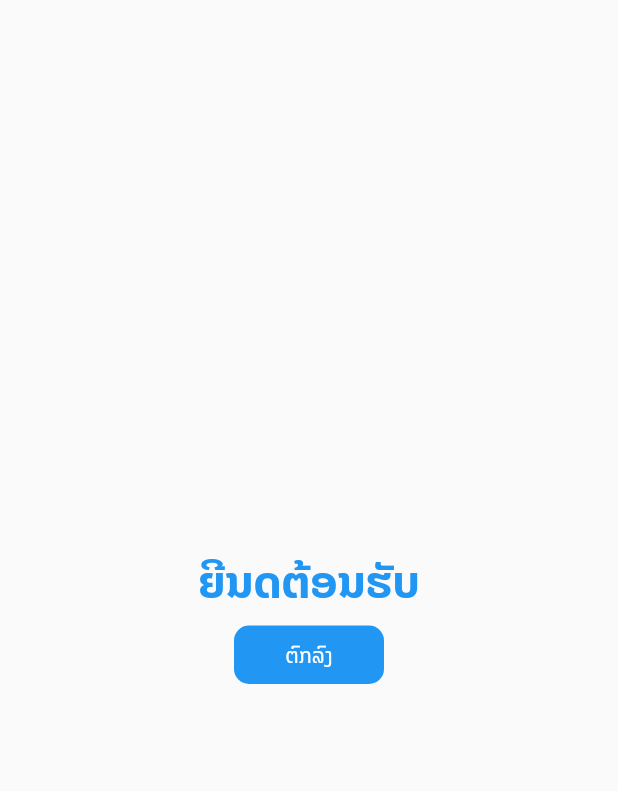
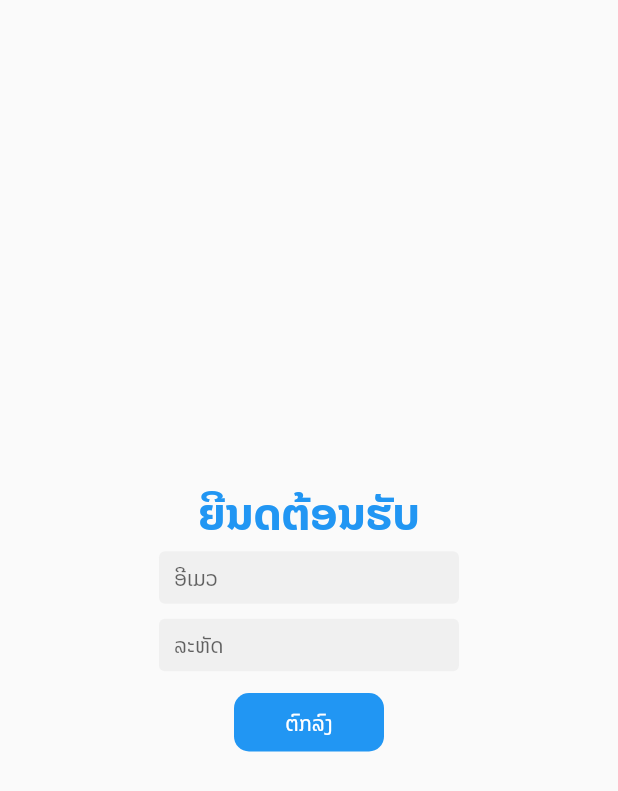
Before and after one commit to tontanh/newupdateflutter_web, a Flutter app: the screen it shows after launch, on a phone screen of 412 x 824 dp. Shown: the top 791 px of the screen. Run offline on Flutter 3.47's test engine with Material 2 defaults, Android fonts, the phone set to English and light mode, and no system bars.

Commit message:
new textbutton and new textformfield

```diff
--- a/lib/main.dart
+++ b/lib/main.dart
@@ -27,7 +27,10 @@ class WebTest extends StatelessWidget {
           mainAxisAlignment: MainAxisAlignment.center,
           children: [
             object1(),
-            // object2(),
+            object2(hintext: 'ອີເມວ', obscure: false),
+            SizedBox(height: 10),
+            object2(hintext: 'ລະຫັດ', obscure: true),
+            SizedBox(height: 10),
             object6(),
           ],
         ),
@@ -35,9 +38,25 @@ class WebTest extends StatelessWidget {
     );
   }
 
-  object2() {
-    // return Container(child: ,)
+  object2({String hintext, bool obscure}) {
+    return Container(
+      width: 200,
+      height: 35,
+      child: TextFormField(
+        // keyboardType: TextInputType.emailAddress,
+        style: TextStyle(fontSize: 14),
+        autofocus: false,
+        obscureText: obscure,
+        decoration: InputDecoration(
+            filled: true,
+            contentPadding:
+                EdgeInsets.only(left: 10, right: 5, top: 5, bottom: 5),
+            hintText: '$hintext',
+            border: OutlineInputBorder(borderSide: BorderSide.none)),
+      ),
+    );
   }
+
   object1() {
     return Container(
       child: Center(
```
